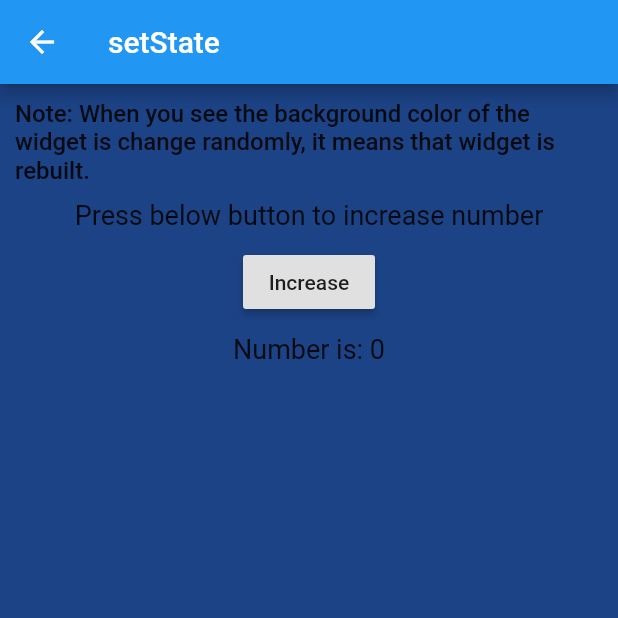
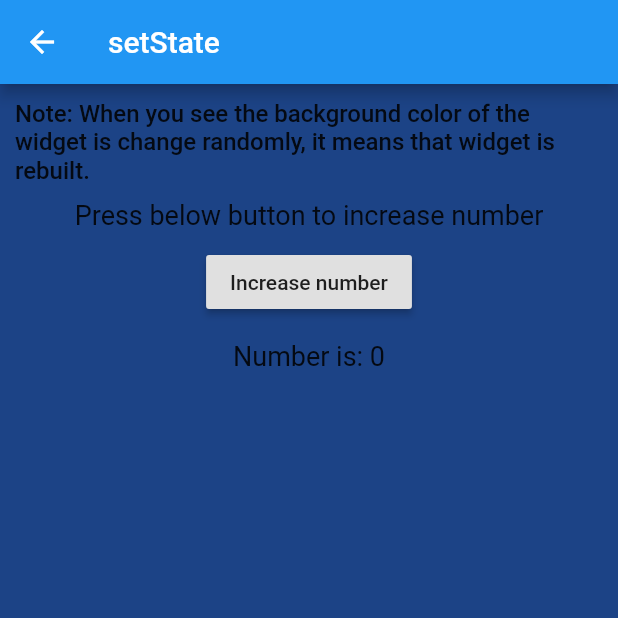
Before and after one commit to fluttervn/demo_state_management, a Flutter app: the SetStatePage screen opened directly, on a phone screen of 412 x 824 dp, the top half of it. Run offline on Flutter 3.47's test engine with Material 2 defaults, Android fonts, the phone set to English and light mode, and no system bars.

Commit message:
Update SetStatePage example

```diff
--- a/lib/set_state_page.dart
+++ b/lib/set_state_page.dart
@@ -28,13 +28,17 @@ class _SetStatePageState extends State<SetStatePage> {
             textGuideTouchButtonToIncrease(),
             height10,
             RaisedButton(
-              child: Text('Increase'),
+              child: Text('Increase number'),
               onPressed: () => setState(() {
                 _number++;
               }),
             ),
             height10,
-            Text('Number is: $_number', style: textResultStyle),
+            Container(
+              child: Text('Number is: $_number', style: textResultStyle),
+              padding: EdgeInsets.all(5),
+              color: createRandomColor(),
+            ),
           ],
         ),
       ),
```
